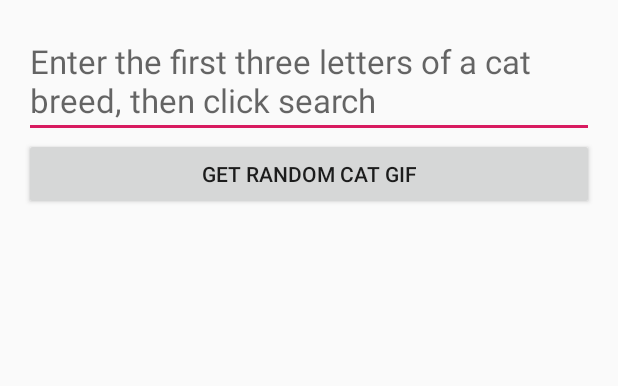
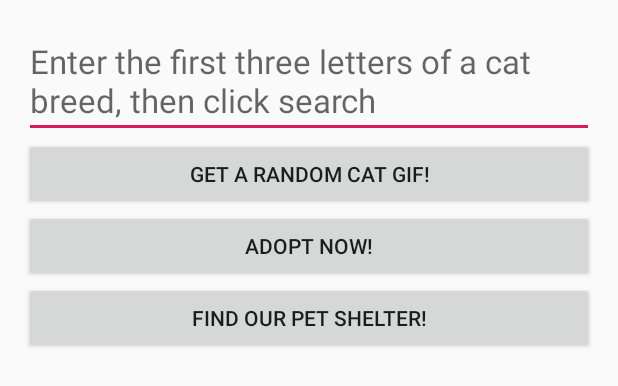
Before and after one commit to madameJeanette/WhoCat, an Android app: the layout activity_main.xml on its own in the app's theme, with its tools: preview values and no code run, on a phone screen of 412 x 824 dp. Shown: the top 386 px of the screen. Run offline under Robolectric (Android 15) with nearby library versions, the phone set to English and light mode, and no system bars.

Commit message:
Open website animal protection for adoption help and added geo location of local pet shelter.

```diff
--- a/app/src/main/res/layout/activity_main.xml
+++ b/app/src/main/res/layout/activity_main.xml
@@ -26,11 +26,25 @@
         <!--android:textSize="22sp" />-->
 
     <Button
-        android:id="@+id/button"
+        android:id="@+id/gif-button"
         android:layout_width="match_parent"
         android:layout_height="wrap_content"
-        android:onClick="onClickOpenWebpageButton"
+        android:onClick="onClickOpenWebpageGifButton"
         android:text="@string/gif"/>
+
+    <Button
+        android:id="@+id/adopt-button"
+        android:layout_width="match_parent"
+        android:layout_height="wrap_content"
+        android:onClick="onClickOpenAdoptButton"
+        android:text="@string/adopt"/>
+
+    <Button
+        android:id="@+id/geo-button"
+        android:layout_width="match_parent"
+        android:layout_height="wrap_content"
+        android:onClick="onClickOpenAddressButton"
+        android:text="@string/geo"/>
 
     <FrameLayout
         android:layout_width="match_parent"
--- a/app/src/main/res/values/strings.xml
+++ b/app/src/main/res/values/strings.xml
@@ -11,6 +11,8 @@
         "Click search and your cat will show up here!"
     </string>
     <string name="action_reset">Reset</string>
-    <string name="gif">Get random cat gif</string>
+    <string name="adopt">Adopt now!</string>
+    <string name="geo">Find our pet shelter!</string>
+    <string name="gif">Get a random cat gif!</string>
 
 </resources>
```
Also changed, not shown: app/src/main/java/com/example/whocat/MainActivity.java (+67 -10 lines).
